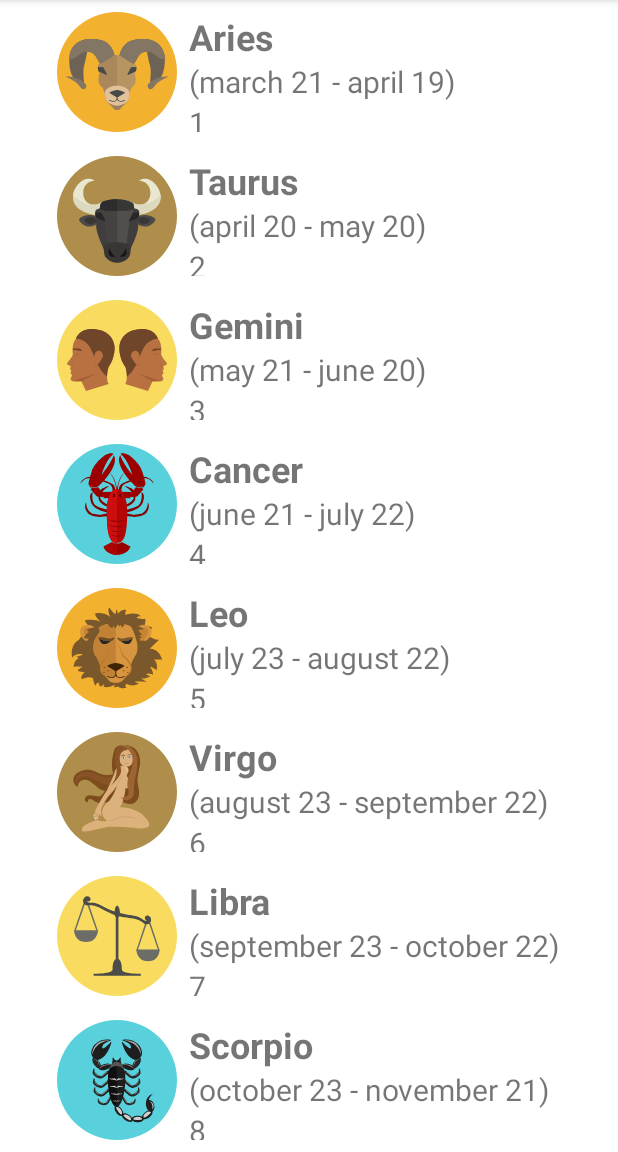
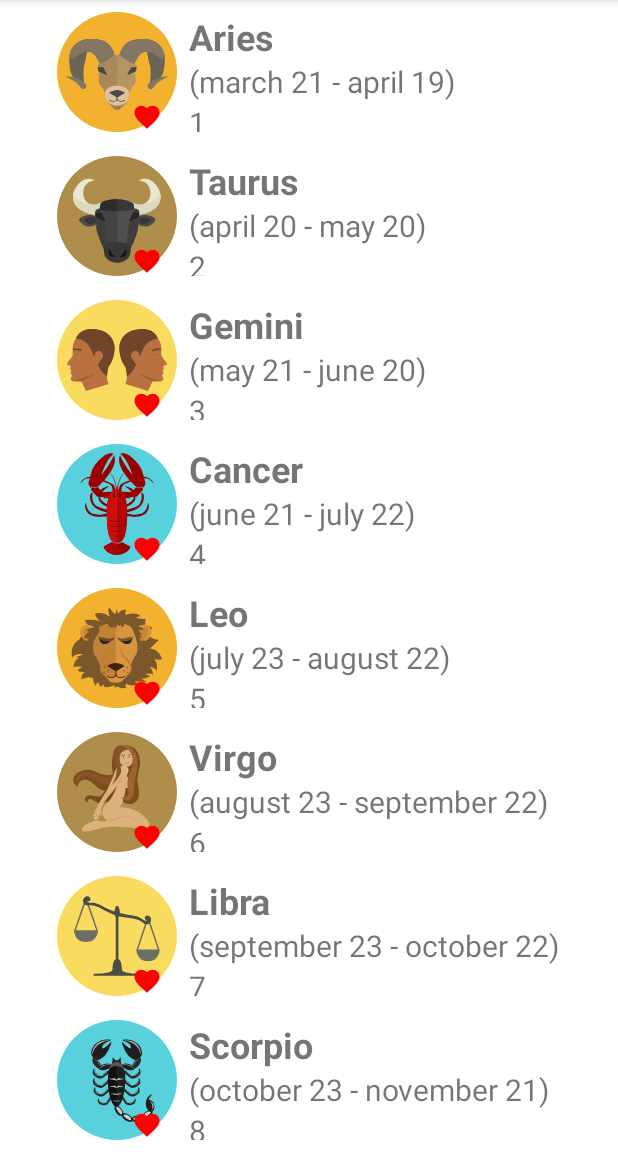
Before and after one commit to raulfl1982ndrd/HoroscopeApp, an Android app: the screen it shows after launch (MainActivity), on a phone screen of 412 x 824 dp, the part 84-1236 px from its top. Run offline under Robolectric (Android 15) with nearby library versions, the phone set to English and light mode, and no system bars.

```diff
--- a/app/src/main/AndroidManifest.xml
+++ b/app/src/main/AndroidManifest.xml
@@ -13,10 +13,10 @@
         android:theme="@style/Theme.HoroscopeApp"
         tools:targetApi="31">
         <activity
-            android:name=".DetailActivity"
+            android:name=".activities.DetailActivity"
             android:exported="false" />
         <activity
-            android:name=".MainActivity"
+            android:name=".activities.MainActivity"
             android:exported="true">
             <intent-filter>
                 <action android:name="android.intent.action.MAIN" />
--- a/app/src/main/java/com/example/horoscopeapp/Horoscope.kt
+++ b/app/src/main/java/com/example/horoscopeapp/data/Horoscope.kt
@@ -1,4 +1,4 @@
-package com.example.horoscopeapp
+package com.example.horoscopeapp.data
 
 class Horoscope(val id:String,val name:String, val logo:Int, val date:Int,val desc:String,var favorite:Boolean) {
 
--- a/app/src/main/java/com/example/horoscopeapp/HoroscopeProvider.kt
+++ b/app/src/main/java/com/example/horoscopeapp/data/HoroscopeProvider.kt
@@ -1,4 +1,6 @@
-package com.example.horoscopeapp
+package com.example.horoscopeapp.data
+
+import com.example.horoscopeapp.R
 
 class HoroscopeProvider {
     companion object{
@@ -20,7 +22,7 @@ class HoroscopeProvider {
             return horoscopesList
         }
 
-        fun findById(id:String):Horoscope?{
+        fun findById(id:String): Horoscope?{
             return horoscopesList.find{it.id == id }
         }
     }
--- a/app/src/main/res/layout/activity_main.xml
+++ b/app/src/main/res/layout/activity_main.xml
@@ -6,7 +6,7 @@
     android:layout_width="match_parent"
     android:layout_height="match_parent"
     android:orientation="vertical"
-    tools:context=".MainActivity">
+    tools:context=".activities.MainActivity">
 
     <androidx.recyclerview.widget.RecyclerView
         android:id="@+id/recyclerView"
--- a/app/src/main/res/layout/item_horoscope.xml
+++ b/app/src/main/res/layout/item_horoscope.xml
@@ -4,6 +4,9 @@
     android:layout_width="match_parent"
     android:layout_height="wrap_content"
     android:padding="8sp">
+<RelativeLayout
+    android:layout_width="wrap_content"
+    android:layout_height="wrap_content">
 
     <ImageView
         android:id="@+id/logoImageView"
@@ -11,6 +14,15 @@
         android:layout_height="80sp"
         android:src="@drawable/aries"
         />
+    <ImageView
+        android:id="@+id/favorites"
+        android:layout_width="70sp"
+        android:layout_height="80sp"
+        android:paddingTop="60sp"
+        android:paddingLeft="50sp"
+        android:src="@drawable/ic_favorite_24"
+        />
+</RelativeLayout>
     <LinearLayout xmlns:android="http://schemas.android.com/apk/res/android"
         android:orientation="vertical"
         android:layout_width="match_parent"
--- a/app/src/main/res/values/strings.xml
+++ b/app/src/main/res/values/strings.xml
@@ -34,5 +34,6 @@
     <string name="date_capricorn">(december 22 - january 19)</string>
     <string name="date_aquarius">(january 20 - february 18)</string>
     <string name="date_pisces">(february 19 - march 20)</string>
+    <string name="preference_file_key">com.example.horoscopeapp.PREFERENCE_FILE_KEY</string>
 
 </resources>
```
Also changed, not shown: app/src/main/java/com/example/horoscopeapp/activities/DetailActivity.kt (renamed from app/src/main/java/com/example/horoscopeapp/DetailActivity.kt, +64 -14 lines), app/src/main/java/com/example/horoscopeapp/activities/MainActivity.kt (renamed from app/src/main/java/com/example/horoscopeapp/MainActivity.kt, +8 -8 lines), app/src/main/java/com/example/horoscopeapp/adapters/HoroscopeAdapter.kt (renamed from app/src/main/java/com/example/horoscopeapp/HoroscopeAdapter.kt, +6 -12 lines), app/src/main/java/com/example/horoscopeapp/utils/SessionManager.kt (added, +33 -0 lines), app/src/main/java/com/example/horoscopeapp/utils/StringExtensions.kt (added, +12 -0 lines), app/src/main/res/layout/activity_detail.xml (+19 -8 lines).
